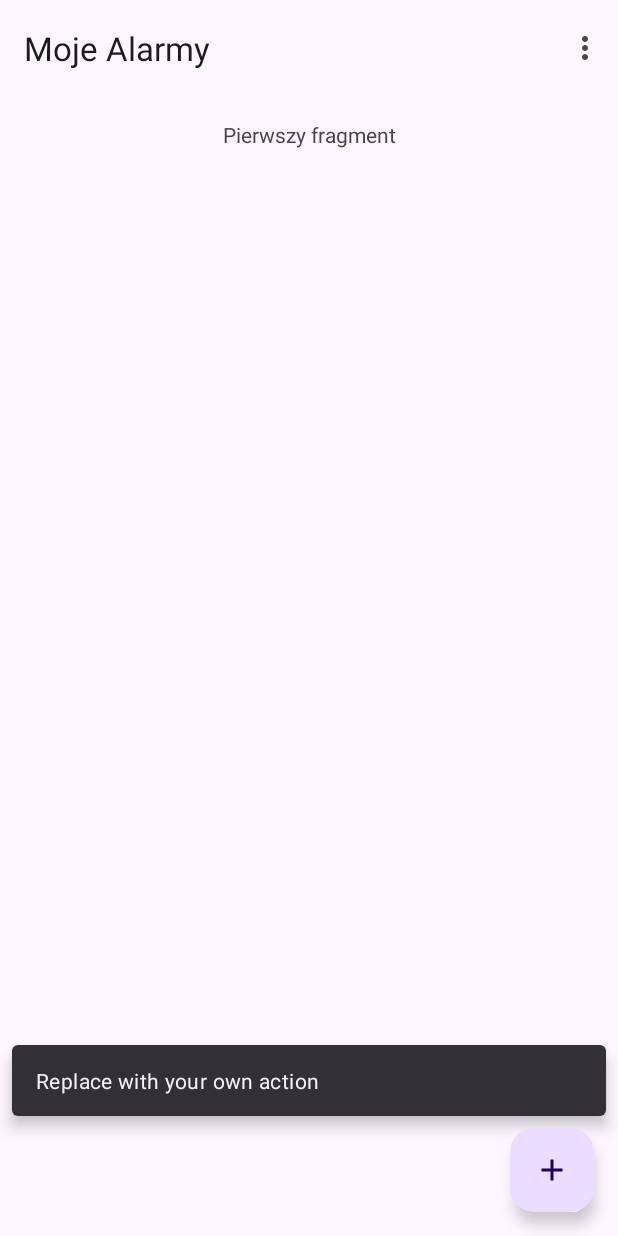
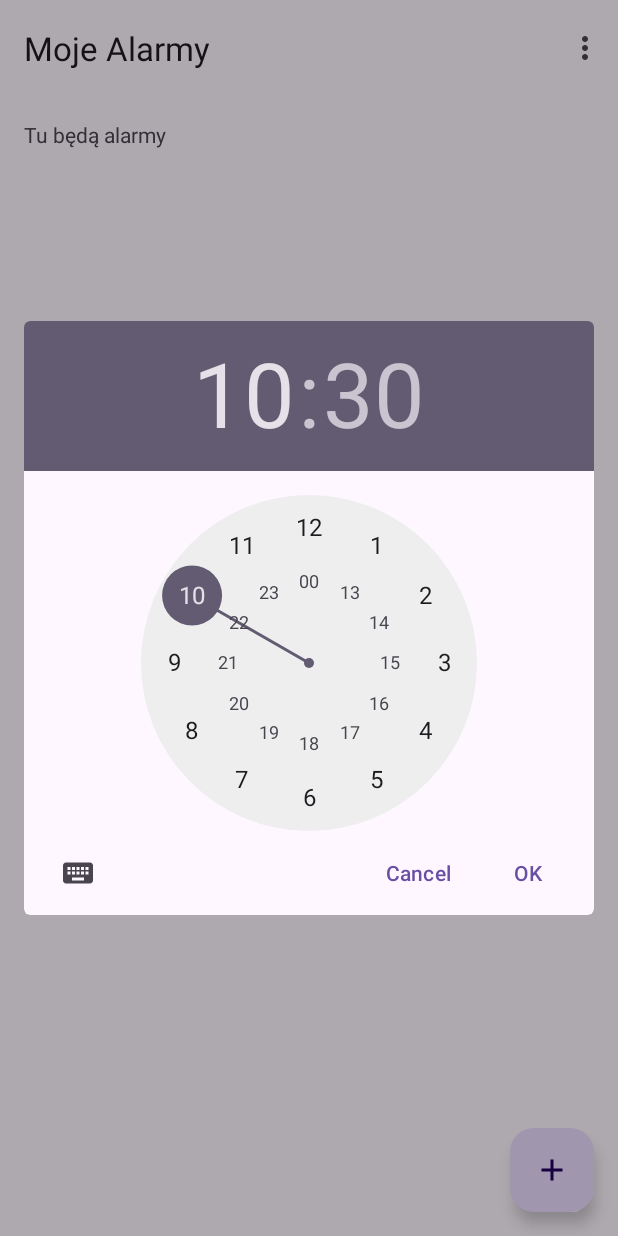
Before and after one commit to Klaudiusz02/Programowanie_mobline, an Android app: the screen it shows after launch (MainActivity), after a tap on "FAB", on a phone screen of 412 x 824 dp. Run offline under Robolectric (Android 15) with nearby library versions, the phone set to English and light mode, and no system bars; our stand-ins replace navigation-ui.

Commit message:
Dodanie wyświetlania "timePickerDialog" i poprawienie layoutu pierwszego fragmentu

```diff
--- a/app/build.gradle.kts
+++ b/app/build.gradle.kts
@@ -42,4 +42,5 @@ dependencies {
     testImplementation("junit:junit:4.13.2")
     androidTestImplementation("androidx.test.ext:junit:1.1.5")
     androidTestImplementation("androidx.test.espresso:espresso-core:3.5.1")
+
 }
--- a/app/src/main/java/com/example/budzik/FirstFragment.java
+++ b/app/src/main/java/com/example/budzik/FirstFragment.java
@@ -5,11 +5,19 @@ import android.view.LayoutInflater;
 import android.view.View;
 import android.view.ViewGroup;
 
+import android.app.TimePickerDialog;
+
+import android.widget.TimePicker;
+import androidx.fragment.app.Fragment;
+import com.google.android.material.floatingactionbutton.FloatingActionButton;
+
 import androidx.annotation.NonNull;
-import androidx.fragment.app.Fragment;
 import androidx.navigation.fragment.NavHostFragment;
 
 import com.example.budzik.databinding.FragmentFirstBinding;
+import com.google.android.material.snackbar.Snackbar;
+
+import java.util.Calendar;
 
 public class FirstFragment extends Fragment {
 
@@ -20,11 +28,39 @@ public class FirstFragment extends Fragment {
             LayoutInflater inflater, ViewGroup container,
             Bundle savedInstanceState
     ) {
+        View view = inflater.inflate(R.layout.fragment_first, container, false);
 
-        binding = FragmentFirstBinding.inflate(inflater, container, false);
-        return binding.getRoot();
+        FloatingActionButton fab = view.findViewById(R.id.fab);
+
+
+        fab.setOnClickListener(new View.OnClickListener() {
+            @Override
+            public void onClick(View view) {
+                showTimePickerDialog();
+            }
+
+            private void showTimePickerDialog() {
+                Calendar calendar = Calendar.getInstance();
+                int hour = calendar.get(Calendar.HOUR_OF_DAY);
+                int minute = calendar.get(Calendar.MINUTE);
+
+                TimePickerDialog timePickerDialog = new TimePickerDialog(
+                        requireContext(),
+                        new TimePickerDialog.OnTimeSetListener() {
+                            @Override
+                            public void onTimeSet(TimePicker timePicker, int selectedHour, int selectedMinute) {
+
+                            }
+                        },
+                        hour, minute, true);
+
+                timePickerDialog.show();
+            }
+        });
+        return view;
 
     }
+
 
     public void onViewCreated(@NonNull View view, Bundle savedInstanceState) {
         super.onViewCreated(view, savedInstanceState);
--- a/app/src/main/java/com/example/budzik/MainActivity.java
+++ b/app/src/main/java/com/example/budzik/MainActivity.java
@@ -1,5 +1,8 @@
 package com.example.budzik;
 
+import static android.app.PendingIntent.getActivity;
+
+import android.app.TimePickerDialog;
 import android.os.Bundle;
 import android.view.View;
 import androidx.appcompat.app.AppCompatActivity;
@@ -12,11 +15,15 @@ import androidx.navigation.ui.NavigationUI;
 import com.example.budzik.databinding.ActivityMainBinding;
 import android.view.Menu;
 import android.view.MenuItem;
+
+import com.google.android.material.floatingactionbutton.FloatingActionButton;
 import com.google.android.material.snackbar.Snackbar;
 import androidx.core.view.WindowCompat;
 import com.example.budzik.R;
 import com.google.android.material.navigation.NavigationView;
 import android.view.MenuItem;
+import android.widget.TimePicker;
+
 import androidx.annotation.NonNull;
 import androidx.fragment.app.Fragment;
 import androidx.navigation.fragment.NavHostFragment;
@@ -29,6 +36,34 @@ public class MainActivity extends AppCompatActivity {
     @Override
     protected void onCreate(Bundle savedInstanceState) {
         super.onCreate(savedInstanceState);
+        /*setContentView(R.layout.activity_main);
+
+        // Znajdź przycisk FloatingActionButton
+        FloatingActionButton fab = findViewById(R.id.fab);
+
+        // Ustaw listener na kliknięcie przycisku
+        fab.setOnClickListener(new View.OnClickListener() {
+            @Override
+            public void onClick(View v) {
+                showTimePickerDialog();
+            }
+
+            private void showTimePickerDialog() {
+                TimePickerDialog timePickerDialog = new TimePickerDialog(this, new TimePickerDialog.OnTimeSetListener() {
+                    @Override
+                    public void onTimeSet(TimePicker view, int hourOfDay, int minute) {
+                        // Tutaj możesz wykorzystać wybraną godzinę i minutę
+                        String selectedTime = hourOfDay + ":" + minute;
+                        // Możesz zrobić coś z wybranym czasem, np. wyświetlić go na ekranie
+                        // W tym przypadku, możesz zaimplementować wyświetlenie wybranej godziny w polu TextView
+                    }
+                }, 12, 0, true); // Ustawiamy początkową godzinę i minutę
+
+                timePickerDialog.show(); // Pokazujemy dialog
+            }
+        });*/
+
+
 
         binding = ActivityMainBinding.inflate(getLayoutInflater());
         setContentView(binding.getRoot());
@@ -39,14 +74,7 @@ public class MainActivity extends AppCompatActivity {
         appBarConfiguration = new AppBarConfiguration.Builder(navController.getGraph()).build();
         NavigationUI.setupActionBarWithNavController(this, navController, appBarConfiguration);
 
-        binding.fab.setOnClickListener(new View.OnClickListener() {
-            @Override
-            public void onClick(View view) {
-                Snackbar.make(view, "Replace with your own action", Snackbar.LENGTH_LONG)
-                        .setAnchorView(R.id.fab)
-                        .setAction("Action", null).show();
-            }
-        });
+
 
 
         NavigationView navigationView = findViewById(R.id.nav_view);
--- a/app/src/main/res/layout/activity_main.xml
+++ b/app/src/main/res/layout/activity_main.xml
@@ -27,15 +27,6 @@
 
         <include layout="@layout/content_main" />
 
-        <com.google.android.material.floatingactionbutton.FloatingActionButton
-            android:id="@+id/fab"
-            android:layout_width="wrap_content"
-            android:layout_height="wrap_content"
-            android:layout_gravity="bottom|end"
-            android:layout_marginEnd="@dimen/fab_margin"
-            android:layout_marginBottom="16dp"
-            app:srcCompat="@drawable/baseline_add_24"
-            android:contentDescription="FAB" />
 
     </androidx.coordinatorlayout.widget.CoordinatorLayout>
 
--- a/app/src/main/res/layout/fragment_first.xml
+++ b/app/src/main/res/layout/fragment_first.xml
@@ -1,25 +1,41 @@
 <?xml version="1.0" encoding="utf-8"?>
-<androidx.core.widget.NestedScrollView xmlns:android="http://schemas.android.com/apk/res/android"
+<androidx.constraintlayout.widget.ConstraintLayout
+    xmlns:android="http://schemas.android.com/apk/res/android"
     xmlns:app="http://schemas.android.com/apk/res-auto"
     xmlns:tools="http://schemas.android.com/tools"
     android:layout_width="match_parent"
     android:layout_height="match_parent"
     tools:context=".FirstFragment">
 
-    <androidx.constraintlayout.widget.ConstraintLayout
-        android:layout_width="match_parent"
-        android:layout_height="match_parent"
-        android:padding="16dp">
+        <androidx.core.widget.NestedScrollView
+            android:layout_width="0dp"
+            android:layout_height="0dp"
+            app:layout_constraintTop_toTopOf="parent"
+            app:layout_constraintBottom_toBottomOf="parent"
+            app:layout_constraintStart_toStartOf="parent"
+            app:layout_constraintEnd_toEndOf="parent">
 
+                <LinearLayout
+                    android:layout_width="match_parent"
+                    android:layout_height="wrap_content"
+                    android:orientation="vertical">
 
-        <TextView
-            android:id="@+id/textview_first"
+                        <TextView
+                            android:layout_width="match_parent"
+                            android:layout_height="wrap_content"
+                            android:text="Tu będą alarmy"
+                            android:padding="16dp"/>
+
+                </LinearLayout>
+        </androidx.core.widget.NestedScrollView>
+        <com.google.android.material.floatingactionbutton.FloatingActionButton
+            android:id="@+id/fab"
             android:layout_width="wrap_content"
             android:layout_height="wrap_content"
-            android:layout_marginTop="16dp"
-            android:text="Pierwszy fragment"
+            android:layout_margin="16dp"
+            android:layout_gravity="bottom|end"
+            android:contentDescription="FAB"
+            app:srcCompat="@drawable/baseline_add_24"
             app:layout_constraintBottom_toBottomOf="parent"
-            app:layout_constraintEnd_toEndOf="parent"
-            app:layout_constraintStart_toStartOf="parent" />
-    </androidx.constraintlayout.widget.ConstraintLayout>
-</androidx.core.widget.NestedScrollView>
+            app:layout_constraintEnd_toEndOf="parent" />
+</androidx.constraintlayout.widget.ConstraintLayout>
--- a/app/src/main/res/layout/fragment_second.xml
+++ b/app/src/main/res/layout/fragment_second.xml
@@ -17,7 +17,7 @@
             android:layout_width="wrap_content"
             android:layout_height="wrap_content"
             android:layout_marginTop="16dp"
-            android:text="Drugi fragment"
+            android:text="@string/lorem_ipsum"
             app:layout_constraintBottom_toBottomOf="parent"
             app:layout_constraintEnd_toEndOf="parent"
             app:layout_constraintStart_toStartOf="parent"/>
--- a/app/src/main/res/layout/nav_header_main.xml
+++ b/app/src/main/res/layout/nav_header_main.xml
@@ -18,7 +18,7 @@
         android:layout_width="wrap_content"
         android:layout_height="wrap_content"
         android:layout_marginTop="8dp"
-        android:text="Budzik"
+        android:text="WakeUpCall"
         android:textColor="#fff"
         android:textSize="18sp"
         android:gravity="center"/>
```
